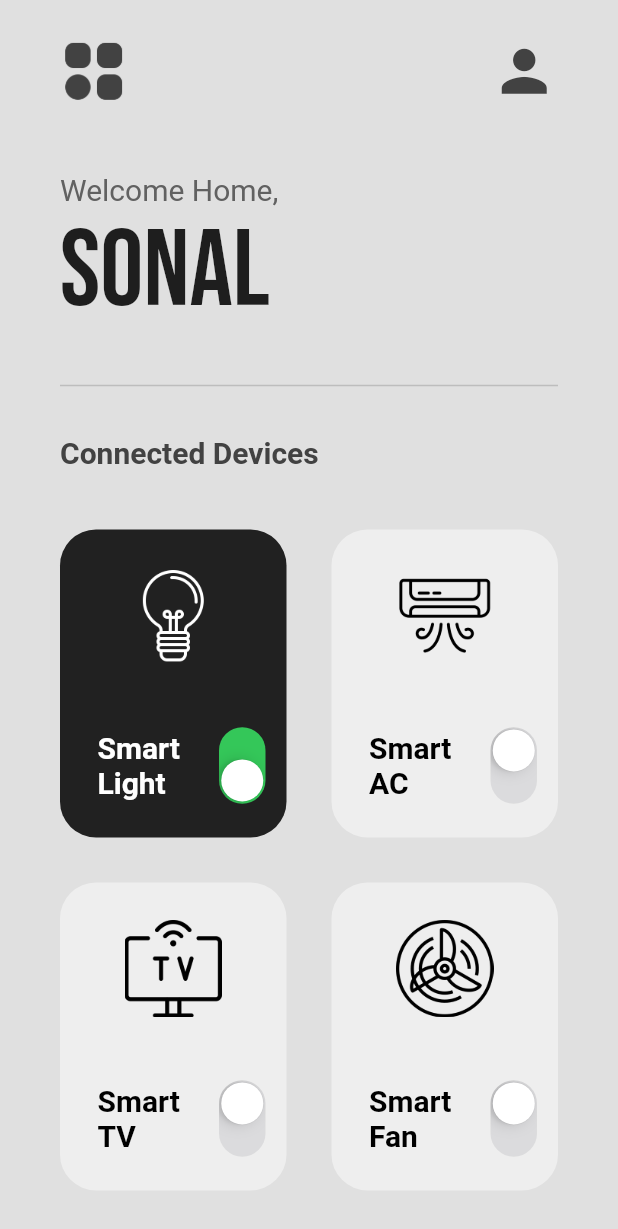
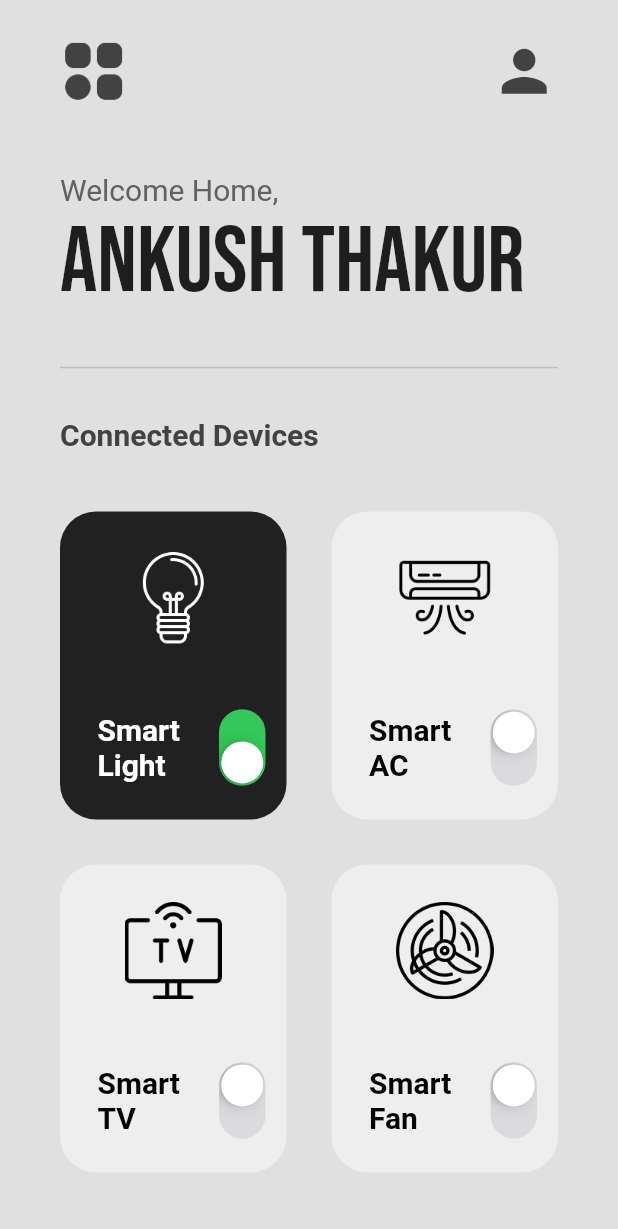
Before and after one commit to ankushcode611/smarthomeapp, a Flutter app: the screen it shows after launch, on a phone screen of 412 x 824 dp. Shown: the top 1229 px of the screen. Run offline on Flutter 3.47's test engine with Material 2 defaults, Android fonts, the phone set to English and light mode, and no system bars; our stand-ins replace google_fonts.

Commit message:
SMday1 complete

```diff
--- a/lib/pages/home_page.dart
+++ b/lib/pages/home_page.dart
@@ -81,9 +81,9 @@ class _HomePageState extends State<HomePage> {
                     style: TextStyle(fontSize: 20, color: Colors.grey[700]),
                   ),
                   Text(
-                    "Sonal",
+                    "ANKUSH THAKUR",
                     style: GoogleFonts.bebasNeue(
-                      fontSize: 72,
+                      fontSize: 62,
                     ),
                   ),
                 ],
@@ -120,7 +120,7 @@ class _HomePageState extends State<HomePage> {
             Expanded(
                 child: GridView.builder(
                     itemCount: mySmartDevices.length,
-                    physics: const NeverScrollableScrollPhysics(),
+                    physics: NeverScrollableScrollPhysics(),
                     padding: EdgeInsets.all(25),
                     gridDelegate:
                         const SliverGridDelegateWithFixedCrossAxisCount(
```
